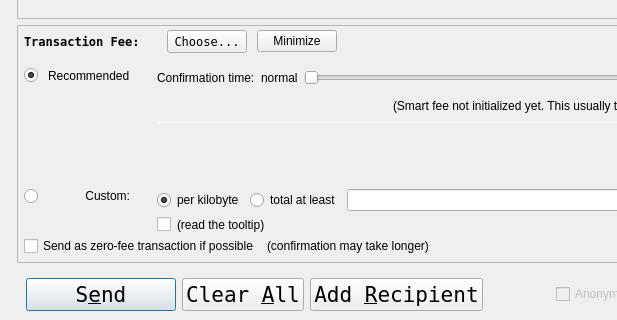
Before: the Qt Designer form src/qt/forms/sendcoinsdialog.ui in wqking-misc/AureusXIV, drawn with Qt 5; both pictures show x 0 to 617 and y 420 to 740 of the 978 by 740 pixel window.
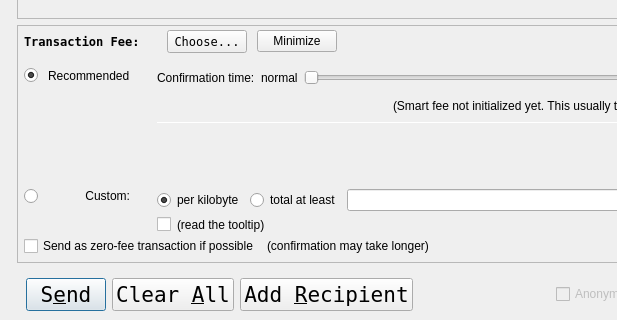
After: the same form once the commit is applied. Custom widgets are drawn as their Qt base class.

Commit message: Adjust sidebar spacing, fix button fonts & sizing

```diff
--- a/src/qt/forms/sendcoinsdialog.ui
+++ b/src/qt/forms/sendcoinsdialog.ui
@@ -1575,12 +1575,12 @@
            </property>
            <item>
             <widget class="QPushButton" name="sendButton">
-             <property name="minimumSize">
-              <size>
-               <width>150</width>
-               <height>0</height>
-              </size>
-             </property>
+            <property name="sizePolicy">
+                <sizepolicy hsizetype="Minimum" vsizetype="Fixed">
+                <horstretch>0</horstretch>
+                <verstretch>0</verstretch>
+                </sizepolicy>
+                </property>
              <property name="font">
               <font>
                <family>Andale Mono</family>
```
The commit also changes 4 other files.
